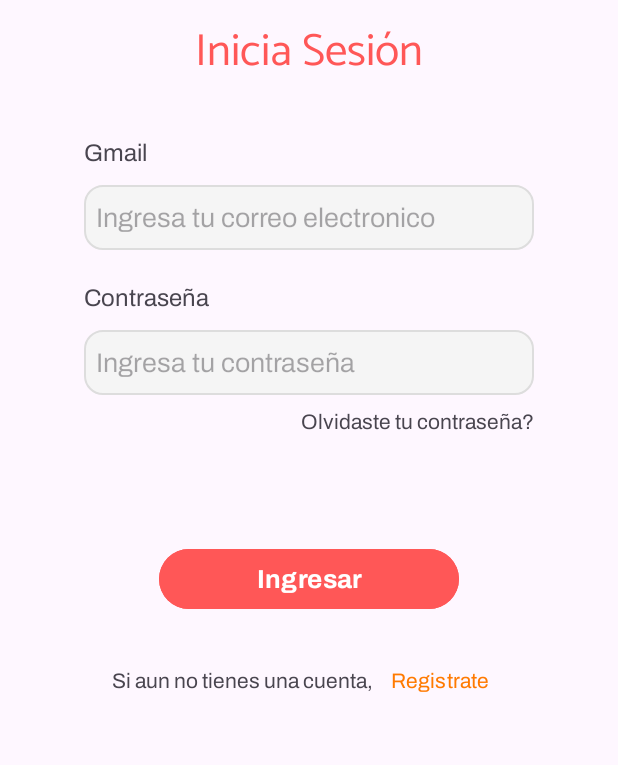
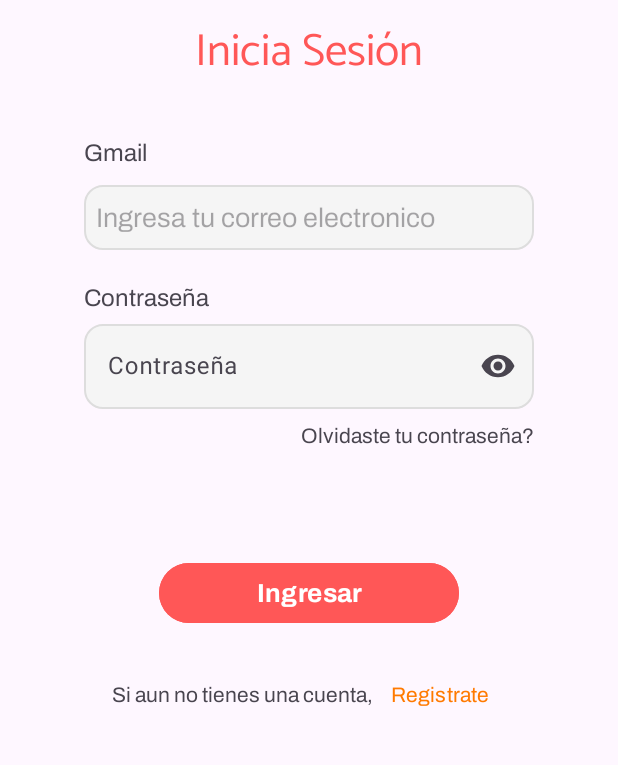
Before and after one commit to Saris23/Inventory, an Android app: the login screen opened directly, with no data from a screen before it, on a phone screen of 412 x 824 dp, the part 278-1043 px from its top. Run offline under Robolectric (Android 15) with nearby library versions, the phone set to English and light mode, and no system bars; our stand-ins replace Firebase (no records; nobody signed in at launch, a user with empty details on screens opened directly).

Commit message:
Se agrego la opcion de alternar visibilidad a la contraseña en el login

```diff
--- a/app/src/main/res/layout/activity_login.xml
+++ b/app/src/main/res/layout/activity_login.xml
@@ -55,14 +55,18 @@
             android:textSize="16sp"
             android:fontFamily="@font/archivo_regular"
             android:text="Contraseña"/>
-        <EditText
-            android:id="@+id/txtContrasena"
+        <com.google.android.material.textfield.TextInputLayout
             android:layout_width="match_parent"
             android:layout_height="wrap_content"
-            android:layout_marginTop="9dp"
-            android:background="@drawable/bg_card"
-            android:fontFamily="@font/archivo_regular"
-            android:hint="Ingresa tu contraseña"/>
+            app:endIconMode="password_toggle">
+            <com.google.android.material.textfield.TextInputEditText
+                android:background="@drawable/bg_card"
+                android:id="@+id/txtContrasena"
+                android:layout_width="match_parent"
+                android:layout_height="wrap_content"
+                android:hint="Contraseña"
+                android:inputType="textPassword" />
+        </com.google.android.material.textfield.TextInputLayout>
         <TextView
             android:id="@+id/txtRecuperarcontra"
             android:layout_width="wrap_content"
--- a/app/src/main/res/layout/activity_register.xml
+++ b/app/src/main/res/layout/activity_register.xml
@@ -119,6 +119,7 @@
             android:background="@drawable/bg_card"
             android:layout_marginBottom="20dp"
             android:fontFamily="@font/archivo_regular"
+            android:inputType="textVisiblePassword"
             android:hint="Crea una contraseña"/>
         <TextView
             android:layout_width="match_parent"
@@ -132,6 +133,7 @@
             android:layout_height="wrap_content"
             android:background="@drawable/bg_card"
             android:fontFamily="@font/archivo_regular"
+            android:inputType="textVisiblePassword"
             android:hint="Confirma tu contraseña"/>
     </LinearLayout>
 
```
Also changed, not shown: app/src/main/java/com/example/inventory/register.java (+10 -25 lines).
